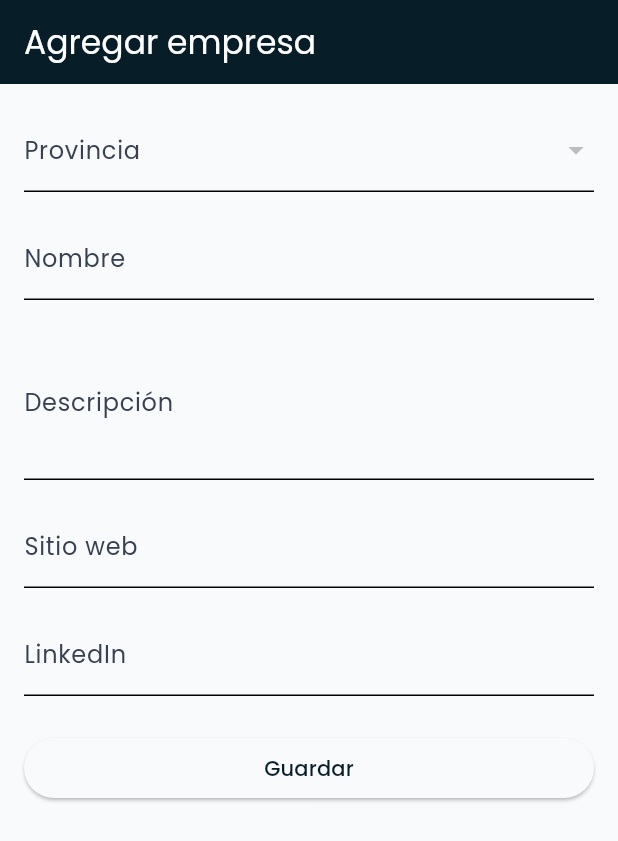
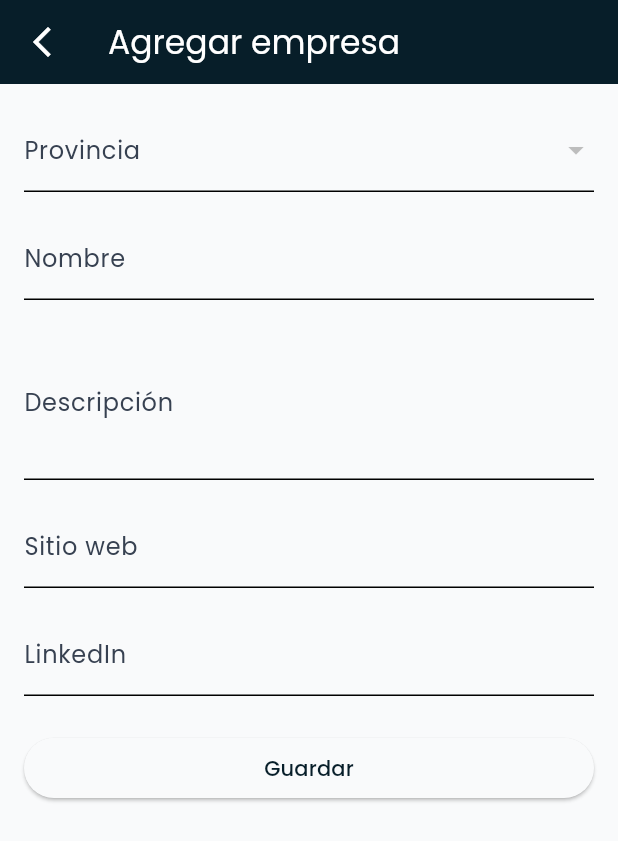
Before and after one commit to Mauriciocba/company-wiki, a Flutter app: the CreateCompany screen opened by its route, on a phone screen of 412 x 824 dp. Shown: the top 841 px of the screen. Run offline on Flutter 3.47's test engine with Material 3 defaults, Android fonts, the phone set to English and light mode, and no system bars; drawn by our look-alikes of toastification; our stand-ins replace bloc, cloud_firestore, firebase_core, flutter_bloc, flutter_social_button, get_it and 2 more; accounts and stored records are empty.

Commit message:
agrego animacion a las rutas

```diff
--- a/lib/features/create_company/ui/create_company.dart
+++ b/lib/features/create_company/ui/create_company.dart
@@ -39,7 +39,8 @@ class _CreateCompanyState extends State<CreateCompany> {
     final snapshot =
         await FirebaseFirestore.instance.collection('provinces').get();
     setState(() {
-      provinces = snapshot.docs
+      provinces =
+          snapshot.docs
               .map((doc) => ProvincesModel(id: doc.id, name: doc['name']))
               .toList();
     });
@@ -49,16 +50,18 @@ class _CreateCompanyState extends State<CreateCompany> {
     if (_formKey.currentState!.validate() && selectedProvinceId != null) {
       final bloc = getIt<CompanyBloc>();
 
-      bloc.add(AddCompany(
+      bloc.add(
+        AddCompany(
           CompanyModel(
             id: nameController.text,
             name: nameController.text,
-          description:descriptionController.text,
+            description: descriptionController.text,
             provinceId: selectedProvinceId!,
-          linkedin:  linkedinController.text,
+            linkedin: linkedinController.text,
             website: websiteController.text,
           ),
-      ));
+        ),
+      );
     }
   }
 
@@ -71,9 +74,8 @@ class _CreateCompanyState extends State<CreateCompany> {
           if (state is CreateCompanyLoading) {
             showDialog(
               context: context,
-              builder: (context) => const Center(
-                child: CircularProgressIndicator(),
-              ),
+              builder:
+                  (context) => const Center(child: CircularProgressIndicator()),
             );
           }
           if (state is CreateCompanyError) {
@@ -90,7 +92,6 @@ class _CreateCompanyState extends State<CreateCompany> {
               type: ToastificationType.success,
             );
 
-
             context.go(HomePage.router);
 
             nameController.clear();
@@ -99,12 +100,17 @@ class _CreateCompanyState extends State<CreateCompany> {
             linkedinController.clear();
             selectedProvinceId = null;
 
-
             Navigator.pop(context);
           }
         },
         child: Scaffold(
-          appBar: AppBar(title: const Text('Agregar empresa')),
+          appBar: AppBar(
+            title: const Text('Agregar empresa'),
+            leading: IconButton(
+              onPressed: () => context.go(HomePage.router),
+              icon: Icon(Icons.arrow_back_ios_new_outlined),
+            ),
+          ),
           body: Padding(
             padding: const EdgeInsets.all(16),
             child: Form(
@@ -114,7 +120,8 @@ class _CreateCompanyState extends State<CreateCompany> {
                   DropdownButtonFormField<String>(
                     value: selectedProvinceId,
                     decoration: const InputDecoration(labelText: 'Provincia'),
-                    items: provinces.map((prov) {
+                    items:
+                        provinces.map((prov) {
                           return DropdownMenuItem(
                             value: prov.id,
                             child: Text(prov.name),
@@ -125,22 +132,24 @@ class _CreateCompanyState extends State<CreateCompany> {
                         selectedProvinceId = value;
                       });
                     },
-                    validator: (value) =>
+                    validator:
+                        (value) =>
                             value == null ? 'Selecciona una provincia' : null,
                   ),
                   const SizedBox(height: 16),
                   TextFormField(
                     controller: nameController,
                     decoration: const InputDecoration(labelText: 'Nombre'),
-                    validator: (value) => value == null || value.isEmpty
+                    validator:
+                        (value) =>
+                            value == null || value.isEmpty
                                 ? 'Completa el nombre'
                                 : null,
                   ),
                   const SizedBox(height: 16),
                   TextFormField(
                     controller: descriptionController,
-                    decoration:
-                        const InputDecoration(labelText: 'Descripción'),
+                    decoration: const InputDecoration(labelText: 'Descripción'),
                     maxLines: 3,
                   ),
                   const SizedBox(height: 16),
--- a/lib/router/app_router.dart
+++ b/lib/router/app_router.dart
@@ -10,23 +10,29 @@ final GoRouter appRouter = GoRouter(
   routes: [
     GoRoute(
       path: HomePage.router,
-      builder: (context, state) => const HomePage(),
+      pageBuilder: (context, state) => _buildPageWithTransition(
+        const HomePage(),
+      ),
     ),
     GoRoute(
       path: ProvincesPage.router,
-      builder: (context, state) => const ProvincesPage(),
+      pageBuilder: (context, state) => _buildPageWithTransition(
+        const ProvincesPage(),
+      ),
     ),
     GoRoute(
       path: CreateCompany.router,
-      builder: (context, state) => const CreateCompany(),
+      pageBuilder: (context, state) => _buildPageWithTransition(
+        const CreateCompany(),
+      ),
     ),
     GoRoute(
       path: CompaniesPage.router,
       name: CompaniesPage.router,
       pageBuilder: (context, state) {
         final data = state.extra as Map<String, dynamic>;
-        return MaterialPage(
-          child: CompaniesPage(
+        return _buildPageWithTransition(
+          CompaniesPage(
             provinciaId: data['id'],
             provinciaName: data['name'],
           ),
@@ -35,3 +41,22 @@ final GoRouter appRouter = GoRouter(
     ),
   ],
 );
+
+CustomTransitionPage _buildPageWithTransition(Widget child) {
+  return CustomTransitionPage(
+    child: child,
+    transitionsBuilder: (context, animation, secondaryAnimation, child) {
+      // Slide from right
+      final tween = Tween<Offset>(
+        begin: const Offset(1, 0),
+        end: Offset.zero,
+      ).chain(CurveTween(curve: Curves.easeInOut));
+
+      return SlideTransition(
+        position: animation.drive(tween),
+        child: child,
+      );
+    },
+    transitionDuration: const Duration(milliseconds: 300),
+  );
+}
```
Lines whose indentation alone changed are shown as unchanged.
